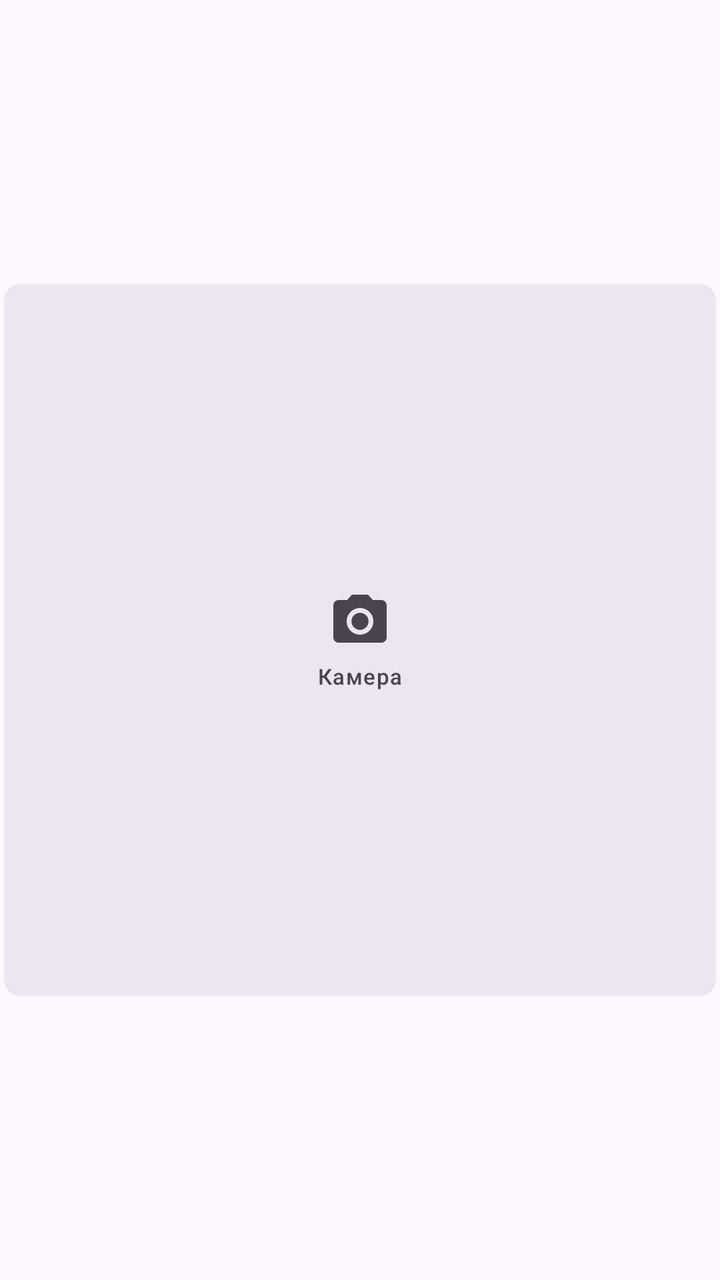
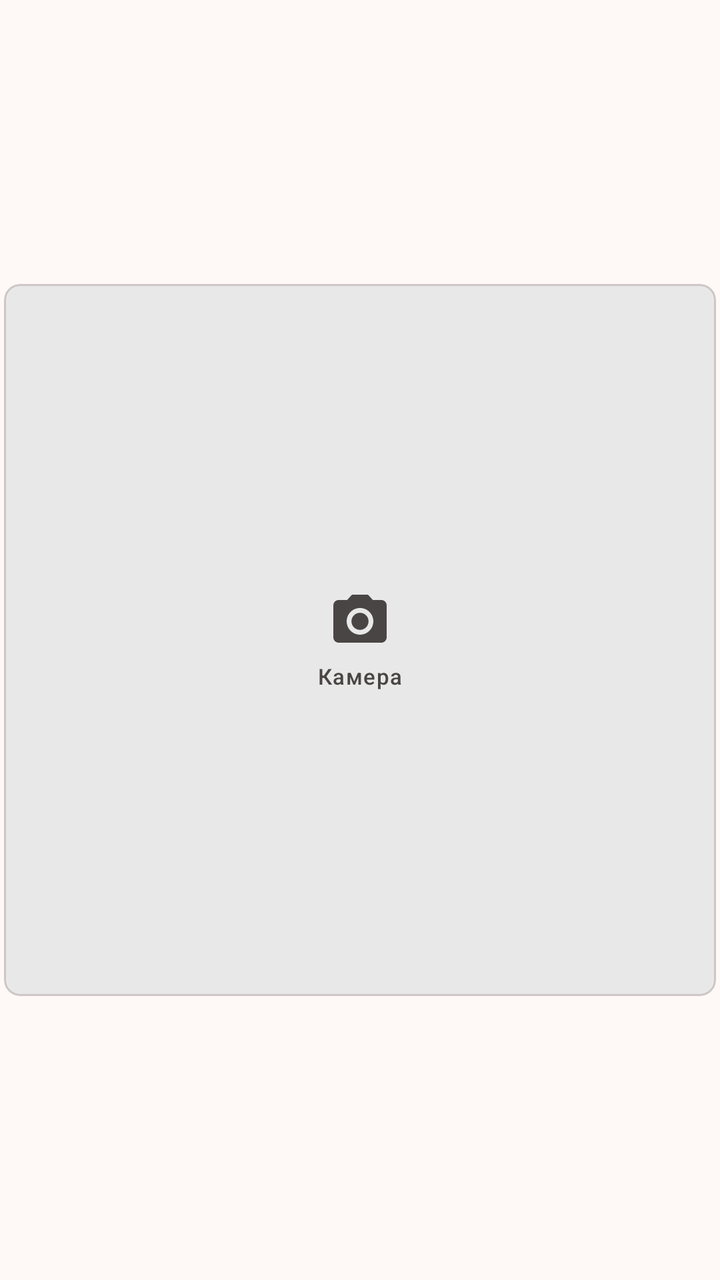

Two renders of the same Android screen: before a commit and after it. Below are the layout's source before the change and the commit's diff.
<!-- AndroidManifest.xml: application theme Theme.BarkfluffClientAndroid -->
<!-- res/layout/item_camera_button.xml -->
<?xml version="1.0" encoding="utf-8"?>
<androidx.constraintlayout.widget.ConstraintLayout
    xmlns:android="http://schemas.android.com/apk/res/android"
    xmlns:app="http://schemas.android.com/apk/res-auto"
    android:layout_width="match_parent"
    android:layout_height="wrap_content"
    android:padding="2dp">

    <androidx.cardview.widget.CardView
        android:id="@+id/cardView"
        android:layout_width="0dp"
        android:layout_height="0dp"
        app:cardBackgroundColor="?attr/colorSurfaceContainerHigh"
        app:cardCornerRadius="8dp"
        app:cardElevation="0dp"
        app:layout_constraintDimensionRatio="1:1"
        app:layout_constraintTop_toTopOf="parent"
        app:layout_constraintBottom_toBottomOf="parent"
        app:layout_constraintStart_toStartOf="parent"
        app:layout_constraintEnd_toEndOf="parent">

        <LinearLayout
            android:layout_width="match_parent"
            android:layout_height="match_parent"
            android:gravity="center"
            android:orientation="vertical">

            <ImageView
                android:layout_width="32dp"
                android:layout_height="32dp"
                android:src="@drawable/ic_camera"
                app:tint="?attr/colorOnSurfaceVariant" />

            <TextView
                android:layout_width="wrap_content"
                android:layout_height="wrap_content"
                android:layout_marginTop="4dp"
                android:text="@string/camera"
                android:textAppearance="?attr/textAppearanceLabelSmall"
                android:textColor="?attr/colorOnSurfaceVariant" />

        </LinearLayout>

    </androidx.cardview.widget.CardView>

</androidx.constraintlayout.widget.ConstraintLayout>
<!-- resources referenced by this layout -->
<resources>
  <style name="Base.Theme.BarkfluffClientAndroid" parent="Theme.Material3.DayNight.NoActionBar">
          
          <item name="android:windowLayoutInDisplayCutoutMode" tools:targetApi="p">shortEdges</item>
          <item name="android:statusBarColor">@android:color/transparent</item>
          <item name="android:navigationBarColor">@android:color/transparent</item>
          <item name="android:windowBackground">?android:attr/colorBackground</item>
  
          
          <item name="shapeAppearanceSmallComponent">@style/ShapeAppearance.Material3.SmallComponent</item>
          <item name="shapeAppearanceMediumComponent">@style/ShapeAppearance.Material3.MediumComponent</item>
          <item name="shapeAppearanceLargeComponent">@style/ShapeAppearance.Material3.LargeComponent</item>
  
          
          <item name="textAppearanceDisplayLarge">@style/TextAppearance.Material3.DisplayLarge</item>
          <item name="textAppearanceHeadlineLarge">@style/TextAppearance.Material3.HeadlineLarge</item>
          <item name="textAppearanceTitleLarge">@style/TextAppearance.Material3.TitleLarge</item>
      </style>
  <!-- unchanged entries left out for length: 3 -->
</resources>

<!-- the commit's change to res/layout/item_camera_button.xml (unified diff, before → after) -->
@@ -6,7 +6,7 @@
     android:layout_height="wrap_content"
     android:padding="2dp">
 
-    <androidx.cardview.widget.CardView
+    <com.google.android.material.card.MaterialCardView
         android:id="@+id/cardView"
         android:layout_width="0dp"
         android:layout_height="0dp"
@@ -41,6 +41,6 @@
 
         </LinearLayout>
 
-    </androidx.cardview.widget.CardView>
+    </com.google.android.material.card.MaterialCardView>
 
 </androidx.constraintlayout.widget.ConstraintLayout>
<!-- resource entries referenced after the edit -->
@@ -6,6 +6,47 @@
           <item name="android:statusBarColor">@android:color/transparent</item>
           <item name="android:navigationBarColor">@android:color/transparent</item>
           <item name="android:windowBackground">?android:attr/colorBackground</item>
+  
+          
+          <item name="colorPrimary">@color/primary</item>
+          <item name="colorOnPrimary">@color/on_primary</item>
+          <item name="colorPrimaryContainer">@color/primary_container</item>
+          <item name="colorOnPrimaryContainer">@color/on_primary_container</item>
+  
+          <item name="colorSecondary">@color/secondary</item>
+          <item name="colorOnSecondary">@color/on_secondary</item>
+          <item name="colorSecondaryContainer">@color/secondary_container</item>
+          <item name="colorOnSecondaryContainer">@color/on_secondary_container</item>
+  
+          <item name="colorTertiary">@color/tertiary</item>
+          <item name="colorOnTertiary">@color/on_tertiary</item>
+          <item name="colorTertiaryContainer">@color/tertiary_container</item>
+          <item name="colorOnTertiaryContainer">@color/on_tertiary_container</item>
+  
+          <item name="colorError">@color/error</item>
+          <item name="colorOnError">@color/on_error</item>
+          <item name="colorErrorContainer">@color/error_container</item>
+          <item name="colorOnErrorContainer">@color/on_error_container</item>
+  
+          <item name="colorSurface">@color/surface</item>
+          <item name="colorOnSurface">@color/on_surface</item>
+          <item name="colorOnSurfaceVariant">@color/on_surface_variant</item>
+  
+          <item name="colorSurfaceContainerLowest">@color/surface_container_lowest</item>
+          <item name="colorSurfaceContainerLow">@color/surface_container_low</item>
+          <item name="colorSurfaceContainer">@color/surface_container</item>
+          <item name="colorSurfaceContainerHigh">@color/surface_container_high</item>
+          <item name="colorSurfaceContainerHighest">@color/surface_container_highest</item>
+  
+          <item name="colorOutline">@color/outline</item>
+          <item name="colorOutlineVariant">@color/outline_variant</item>
+  
+          <item name="android:colorBackground">@color/background</item>
+          <item name="colorOnBackground">@color/on_background</item>
+  
+          <item name="colorSurfaceInverse">@color/inverse_surface</item>
+          <item name="colorOnSurfaceInverse">@color/inverse_on_surface</item>
+          <item name="colorPrimaryInverse">@color/inverse_primary</item>
   
           
           <item name="shapeAppearanceSmallComponent">@style/ShapeAppearance.Material3.SmallComponent</item>
@@ -17,6 +58,37 @@
           <item name="textAppearanceHeadlineLarge">@style/TextAppearance.Material3.HeadlineLarge</item>
           <item name="textAppearanceTitleLarge">@style/TextAppearance.Material3.TitleLarge</item>
       </style>
+  <color name="primary">#FF6B35</color>
+  <color name="on_primary">#FFFFFF</color>
+  <color name="primary_container">#FFDAD0</color>
+  <color name="on_primary_container">#4A2000</color>
+  <color name="secondary">#2196F3</color>
+  <color name="on_secondary">#FFFFFF</color>
+  <color name="secondary_container">#D0E4FF</color>
+  <color name="on_secondary_container">#001F3A</color>
+  <color name="tertiary">#03DAC6</color>
+  <color name="on_tertiary">#000000</color>
+  <color name="tertiary_container">#00E5D2</color>
+  <color name="on_tertiary_container">#00202A</color>
+  <color name="error">#BA1A1A</color>
+  <color name="on_error">#FFFFFF</color>
+  <color name="error_container">#FFDAD6</color>
+  <color name="on_error_container">#410002</color>
+  <color name="surface">#FEF8F6</color>
+  <color name="on_surface">#1C1B1A</color>
+  <color name="on_surface_variant">#494544</color>
+  <color name="surface_container_lowest">#FFFFFF</color>
+  <color name="surface_container_low">#FEF8F6</color>
+  <color name="surface_container">#F0F0F0</color>
+  <color name="surface_container_high">#E8E8E8</color>
+  <color name="surface_container_highest">#E2E2E2</color>
+  <color name="outline">#7C7775</color>
+  <color name="outline_variant">#CDC6C4</color>
+  <color name="background">#FEF8F6</color>
+  <color name="on_background">#1C1B1A</color>
+  <color name="inverse_surface">#31302E</color>
+  <color name="inverse_on_surface">#F5F0EE</color>
+  <color name="inverse_primary">#FFB5A0</color>
   <!-- unchanged entries left out for length: 3 -->
 </resources>
 
